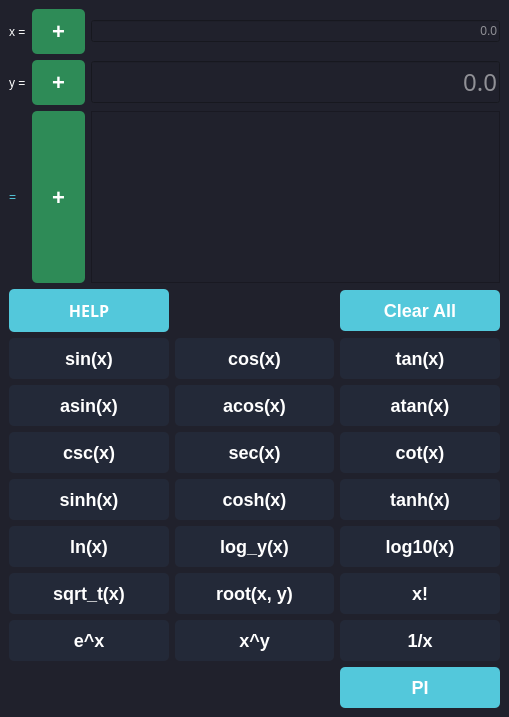
Carlos12001/funtrans_calculatorpp, file src/gui/mainwindow.ui: the form before one commit.
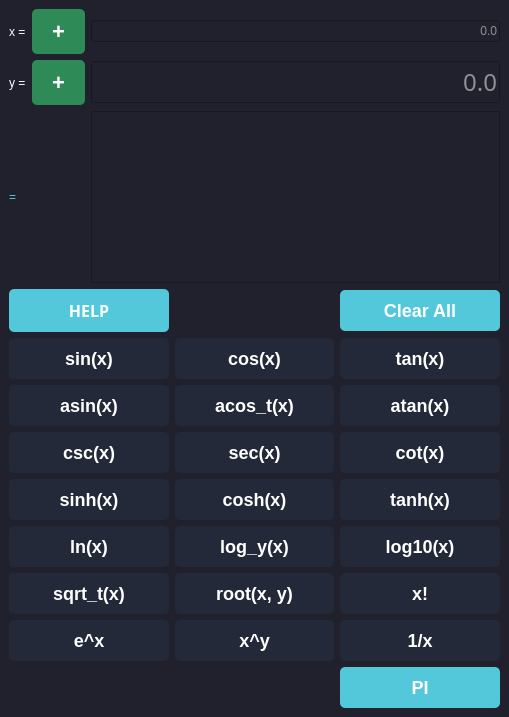
The form after the commit.

Commit message: Almost all working with restrictions and signs

The edit to the form file:
```diff
--- a/src/gui/mainwindow.ui
+++ b/src/gui/mainwindow.ui
@@ -86,7 +86,7 @@
 </string>
       </property>
       <property name="text">
-       <string>acos(x)</string>
+       <string>acos_t(x)</string>
       </property>
      </widget>
     </item>
@@ -683,41 +683,6 @@
         </property>
        </widget>
       </item>
-      <item row="2" column="2">
-       <widget class="QPushButton" name="buttonEqualSign">
-        <property name="enabled">
-         <bool>false</bool>
-        </property>
-        <property name="sizePolicy">
-         <sizepolicy hsizetype="Expanding" vsizetype="Expanding">
-          <horstretch>0</horstretch>
-          <verstretch>0</verstretch>
-         </sizepolicy>
-        </property>
-        <property name="maximumSize">
-         <size>
-          <width>53</width>
-          <height>250</height>
-         </size>
-        </property>
-        <property name="styleSheet">
-         <string notr="true">QPushButton {
-  border: none;
-  border-radius: 5px;
-  color: white;
-  font-size: 22px;
-  font-weight: bold;
-  padding: 10px 20px;
-  background-color: #2E8B57;
-}
-
-</string>
-        </property>
-        <property name="text">
-         <string>+</string>
-        </property>
-       </widget>
-      </item>
      </layout>
     </item>
     <item row="1" column="2">
```
The commit also changes 2 other files.
